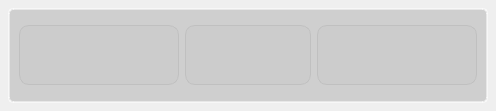
The window that settingsform.ui (aciklab/Hvl-Lightdm-Greeter) describes before a commit, drawn with Qt 5.
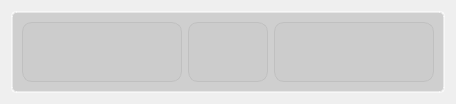
The same window after the commit. Icons and pictures are not drawn.

Patch:
```diff
--- a/settingsform.ui
+++ b/settingsform.ui
@@ -9,8 +9,8 @@
    <rect>
     <x>0</x>
     <y>0</y>
-    <width>496</width>
-    <height>111</height>
+    <width>452</width>
+    <height>100</height>
    </rect>
   </property>
   <property name="windowTitle">
@@ -71,22 +71,7 @@
 background-color: rgba(0,0,255,0);
 }</string>
   </property>
-  <layout class="QHBoxLayout" name="horizontalLayout_2">
-   <property name="spacing">
-    <number>0</number>
-   </property>
-   <property name="leftMargin">
-    <number>8</number>
-   </property>
-   <property name="topMargin">
-    <number>8</number>
-   </property>
-   <property name="rightMargin">
-    <number>8</number>
-   </property>
-   <property name="bottomMargin">
-    <number>8</number>
-   </property>
+  <layout class="QVBoxLayout" name="verticalLayout">
    <item>
     <widget class="QFrame" name="formFrame">
      <property name="sizePolicy">
@@ -97,8 +82,8 @@
      </property>
      <property name="minimumSize">
       <size>
-       <width>480</width>
-       <height>95</height>
+       <width>0</width>
+       <height>0</height>
       </size>
      </property>
      <property name="frameShape">
@@ -119,6 +104,9 @@
           <height>60</height>
          </size>
         </property>
+        <property name="editable">
+         <bool>false</bool>
+        </property>
         <property name="currentText">
          <string/>
         </property>
```
Left out of the diff: 9 changed lines with no effect on the pictures.
